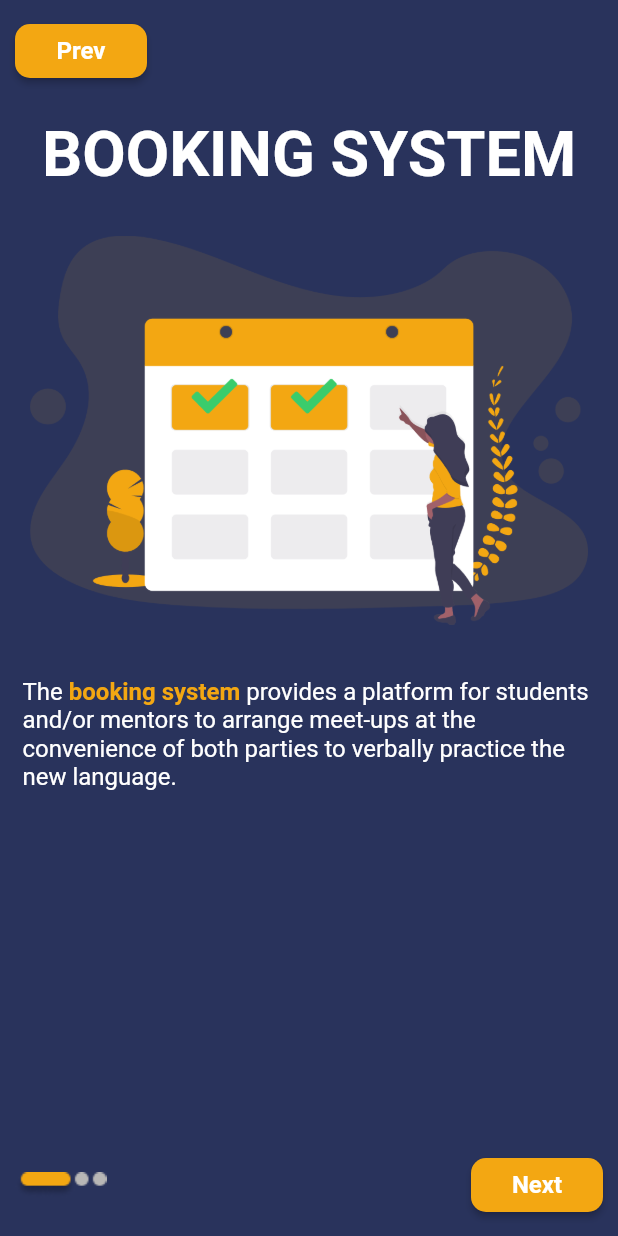
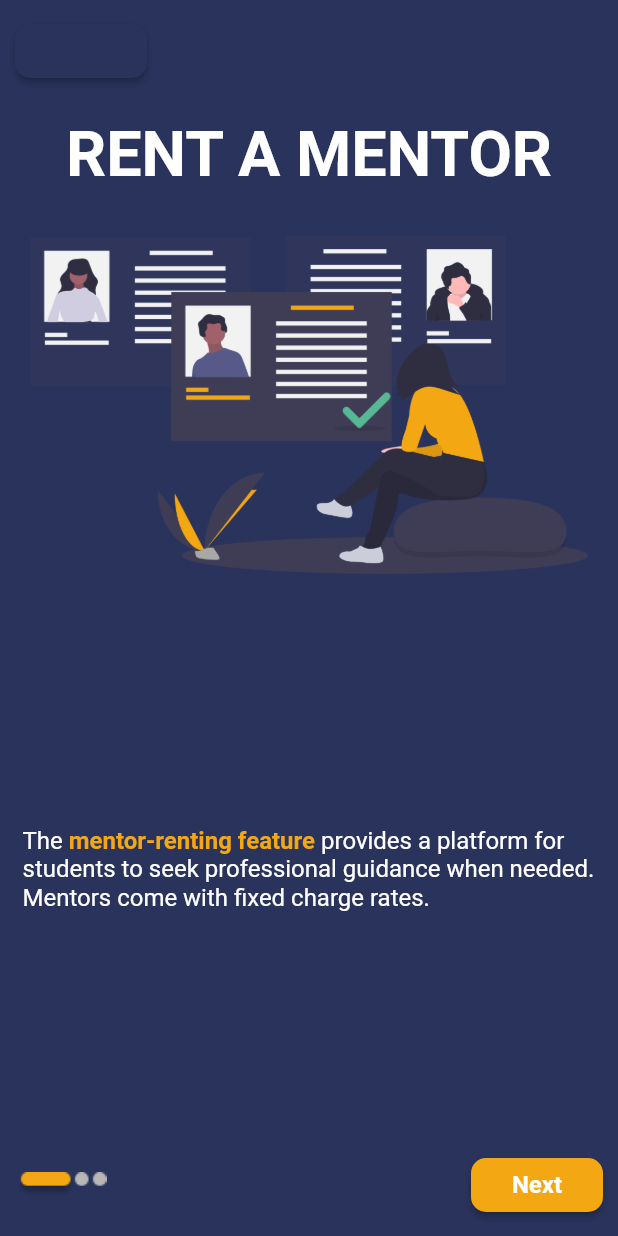
Before and after one commit to aaronsms/HelloWorld, a Flutter app: the screen it shows after launch, on a phone screen of 412 x 824 dp. Run offline on Flutter 3.47's test engine with Material 2 defaults, Android fonts, the phone set to English and light mode, and no system bars; our stand-ins replace bloc, dartz, flutter_bloc, freezed_annotation, google_sign_in; generated files the repository leaves out were written again.

Commit message:
preview pages completed
left with buttons

```diff
--- a/lib/presentation/core/app_root.dart
+++ b/lib/presentation/core/app_root.dart
@@ -1,6 +1,8 @@
 import 'package:flutter/material.dart';
 // import 'package:helloworld/presentation/sign_in/sign_in_page.dart';
 import 'package:helloworld/presentation/preview/booking_system.dart';
+import 'package:helloworld/presentation/preview/messenger.dart';
+import 'package:helloworld/presentation/preview/rent_mentor.dart';
 
 class AppRoot extends StatelessWidget {
   // This widget is the root of your application.
@@ -8,7 +10,7 @@ class AppRoot extends StatelessWidget {
   Widget build(BuildContext context) {
     return MaterialApp(
       title: 'HelloWorld!<>',
-      home: BookingSystem(),
+      home: MentorRenting(),
       theme: ThemeData(),
     );
   }
--- a/lib/presentation/preview/booking_system.dart
+++ b/lib/presentation/preview/booking_system.dart
@@ -42,11 +42,12 @@ class BookingSystem extends StatelessWidget {
                 child: Image(
                   image: AssetImage('assets/images/bookingpreview.png'),
                 )),
+            new Spacer(),
             Container(
               padding: EdgeInsets.all(15.0),
               child: RichText(
                   text: TextSpan(
-                      text: 'The',
+                      text: '\nThe',
                       style: TextStyle(fontSize: 16.0),
                       children: <TextSpan>[
                     TextSpan(
@@ -68,7 +69,7 @@ class BookingSystem extends StatelessWidget {
                 Container(
                     padding: EdgeInsets.all(10.0),
                     child: Image(
-                        image: AssetImage('assets/images/previewbar.png'))),
+                        image: AssetImage('assets/images/previewbar2.png'))),
                 Container(
                     padding: EdgeInsets.all(10.0),
                     child: RaisedButton(
--- a/lib/presentation/preview/rent_mentor.dart
+++ b/lib/presentation/preview/rent_mentor.dart
@@ -0,0 +1,92 @@
+import 'package:flutter/material.dart';
+import 'package:flutter/rendering.dart';
+import 'package:flutter/widgets.dart';
+
+class MentorRenting extends StatelessWidget {
+  @override
+  Widget build(BuildContext context) {
+    return Scaffold(
+        backgroundColor: Color(0xFF29335C),
+        body: Column(
+          children: <Widget>[
+            Row(
+              mainAxisAlignment: MainAxisAlignment.spaceBetween,
+              children: <Widget>[
+                Container(
+                  padding: EdgeInsets.all(10.0),
+                  child: RaisedButton(
+                      onPressed: () {},
+                      textColor: Colors.white,
+                      color: Color(0XFF29335C),
+                      shape: RoundedRectangleBorder(
+                          borderRadius: BorderRadius.circular(10.0)),
+                      child: Container(
+                          child: Text('',
+                              style: TextStyle(
+                                  fontSize: 16.0,
+                                  fontWeight: FontWeight.bold)))),
+                )
+              ],
+            ),
+            Container(
+                padding: EdgeInsets.all(10.0),
+                child: Text(
+                  "RENT A MENTOR",
+                  style: TextStyle(
+                      color: Colors.white,
+                      fontWeight: FontWeight.bold,
+                      fontSize: 42.0),
+                )),
+            Container(
+                padding: EdgeInsets.all(20.0),
+                child: Image(
+                  image: AssetImage('assets/images/hirepreview.png'),
+                )),
+            new Spacer(),
+            Container(
+              padding: EdgeInsets.all(15.0),
+              child: RichText(
+                  text: TextSpan(
+                      text: 'The',
+                      style: TextStyle(fontSize: 16.0),
+                      children: <TextSpan>[
+                    TextSpan(
+                        text: ' mentor-renting feature ',
+                        style: TextStyle(
+                            color: Color(0XFFF3A712),
+                            fontWeight: FontWeight.bold,
+                            fontSize: 16.0)),
+                    TextSpan(
+                        text:
+                            'provides a platform for students to seek professional guidance when needed. Mentors come with fixed charge rates.',
+                        style: TextStyle(fontSize: 16.0))
+                  ])),
+            ),
+            new Spacer(),
+            Row(
+              mainAxisAlignment: MainAxisAlignment.spaceBetween,
+              children: <Widget>[
+                Container(
+                    padding: EdgeInsets.all(10.0),
+                    child: Image(
+                        image: AssetImage('assets/images/previewbar1.png'))),
+                Container(
+                    padding: EdgeInsets.all(10.0),
+                    child: RaisedButton(
+                      onPressed: () {},
+                      textColor: Colors.white,
+                      color: Color(0XFFF3A712),
+                      shape: RoundedRectangleBorder(
+                          borderRadius: BorderRadius.circular(10.0)),
+                      child: Container(
+                          child: Text('Next',
+                              style: TextStyle(
+                                  fontSize: 16.0,
+                                  fontWeight: FontWeight.bold))),
+                    ))
+              ],
+            )
+          ],
+        ));
+  }
+}
```
Also changed, not shown: lib/presentation/preview/messenger.dart (+91 -0 lines), pubspec.yaml (+5 -2 lines), assets/images/hirepreview.png (renamed from assets/images/hire.png), assets/images/messengerpreview.png (added), assets/images/previewbar1.png (renamed from assets/images/previewbar.png), assets/images/previewbar2.png (added), assets/images/previewbar3.png (added), 5 other files.
